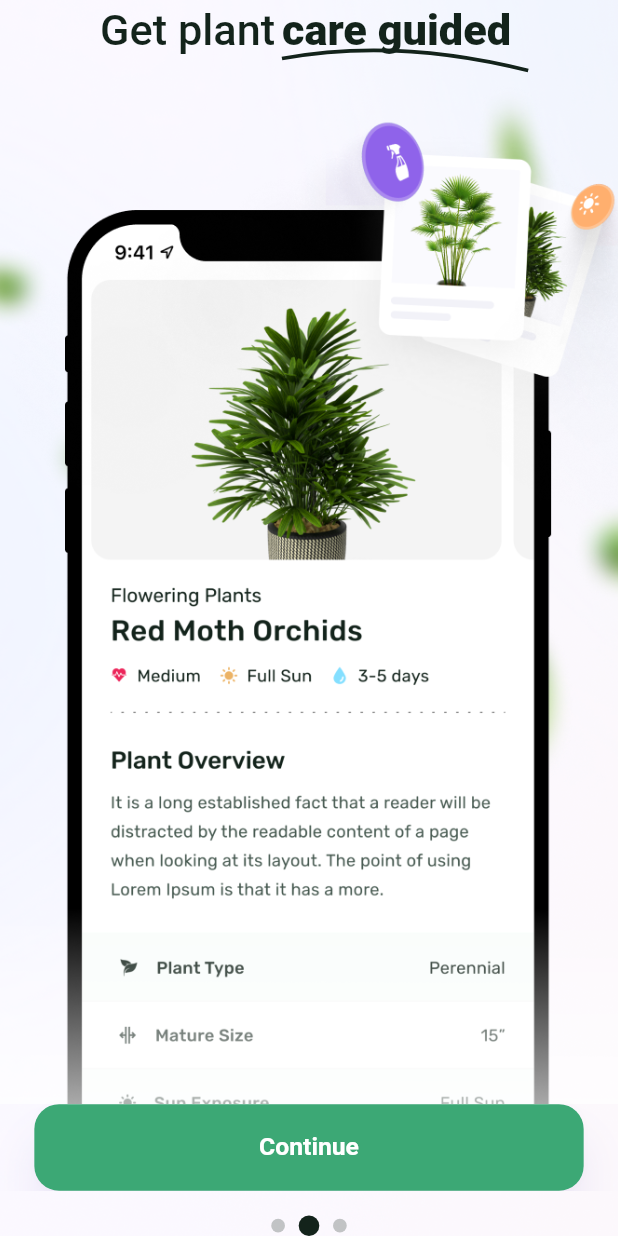
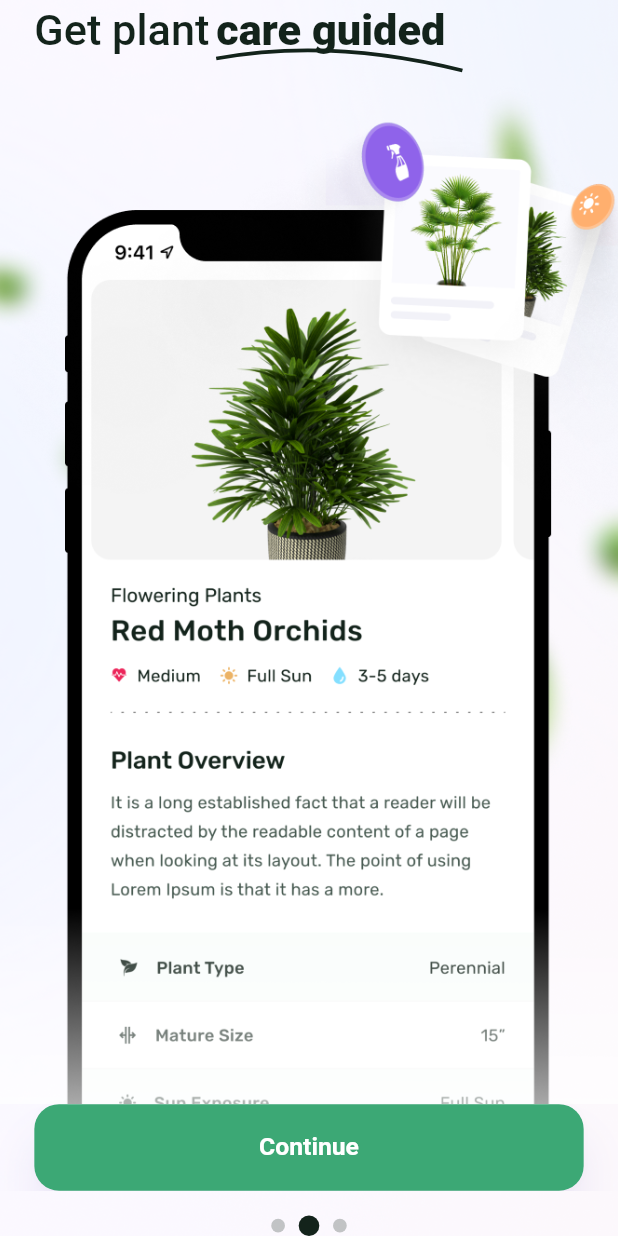
Before and after one commit to efeytas/plantApp, a Flutter app: the _OnboardingView screen opened directly, after a tap on "Continue", on a phone screen of 412 x 824 dp. Run offline on Flutter 3.47's test engine with Material 3 defaults, Android fonts, the phone set to English and light mode, and no system bars; our stand-ins replace auto_route, cached_network_image, dio, easy_localization, flutter_bloc, flutter_svg and 5 more; generated files the repository leaves out were written again; network calls fail; project files that could hold a hidden picture were left out.

Commit message:
responsive design fixes and bloc minor update

```diff
--- a/lib/features/home/blocs/home_state.dart
+++ b/lib/features/home/blocs/home_state.dart
@@ -37,7 +37,7 @@ class HomeState {
   }) {
     return HomeState(
       status: status ?? this.status,
-      categoriesStatus: status ?? this.categoriesStatus,
+      categoriesStatus: categoriesStatus ?? this.categoriesStatus,
       paywallFeatures: paywallFeatures ?? this.paywallFeatures,
       subscriptionOptions: subscriptionOptions ?? this.subscriptionOptions,
       isVisiblePaywall: isVisiblePaywall ?? this.isVisiblePaywall,
--- a/lib/features/home/ui/widgets/questions_widget.dart
+++ b/lib/features/home/ui/widgets/questions_widget.dart
@@ -16,8 +16,6 @@ class QuestionsWidget extends StatelessWidget {
       onTap: () {
         router.push(CustomWebRoute(pageTitle: questionsResponse?.title ?? "", url: questionsResponse?.uri, enableGestures: true));
       },
-      child: SizedBox(
-        width: 240.h,
       child: Stack(
         children: [
           ClipRRect(borderRadius: BorderRadius.circular(12), child: CustomImageView(imagePath: questionsResponse?.imagePath ?? "", fit: BoxFit.cover)),
@@ -28,7 +26,7 @@ class QuestionsWidget extends StatelessWidget {
             right: 14.h,
             child: Container(
               alignment: Alignment.centerLeft,
-                width: 240.h,
+              width: 210.h,
               child: Text(
                 questionsResponse?.title ?? "",
                 style: CustomTextStyle.titleMedium?.copyWith(color: Colors.white, fontSize: 15.fSize),
@@ -39,7 +37,6 @@ class QuestionsWidget extends StatelessWidget {
           ),
         ],
       ),
-      ),
     );
   }
 }
--- a/lib/features/onboarding/ui/screens/get_started_view.dart
+++ b/lib/features/onboarding/ui/screens/get_started_view.dart
@@ -52,8 +52,8 @@ class GetStartedView extends StatelessWidget {
                   ),
                 ),
                 SizedBox(height: 16.v),
-                Padding(
-                  padding: EdgeInsets.symmetric(horizontal: 56.h),
+                Container(
+                  alignment: Alignment.center,
                   child: Text.rich(
                     TextSpan(
                       text: LocaleKeys.getStarted_legal_text.tr(),
--- a/lib/features/onboarding/ui/widgets/onboarding_first_page.dart
+++ b/lib/features/onboarding/ui/widgets/onboarding_first_page.dart
@@ -18,7 +18,8 @@ class OnboardingFirstPage extends StatelessWidget {
   Widget build(BuildContext context) {
     return Column(
       children: [
-        Padding(
+        Container(
+          alignment: Alignment.centerLeft,
           padding: EdgeInsets.symmetric(horizontal: 20.h),
           child: HighlightedTextWidget(
             preText: LocaleKeys.onboarding_first_page_pre_text.tr(),
--- a/lib/features/onboarding/ui/widgets/onboarding_second_page.dart
+++ b/lib/features/onboarding/ui/widgets/onboarding_second_page.dart
@@ -19,7 +19,8 @@ class OnboardingSecondPage extends StatelessWidget {
   Widget build(BuildContext context) {
     return Column(
       children: [
-        Padding(
+        Container(
+          alignment: Alignment.centerLeft,
           padding: EdgeInsets.symmetric(horizontal: 20.h),
           child: HighlightedTextWidget(
             preText: LocaleKeys.onboarding_second_page_pre_text.tr(),
```
Also changed, not shown: lib/features/home/ui/screens/home_view.dart (+1 -11 lines), 1 other file. Lines whose indentation alone changed are shown as unchanged.
